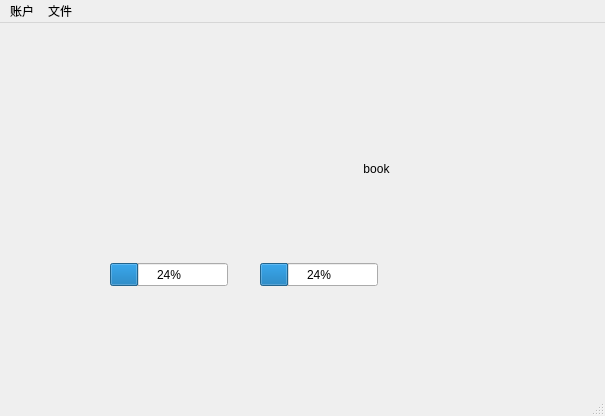
Qt form code/MacReader/mainwindow.ui (ZhouShaoLong/MacReader) before a commit.
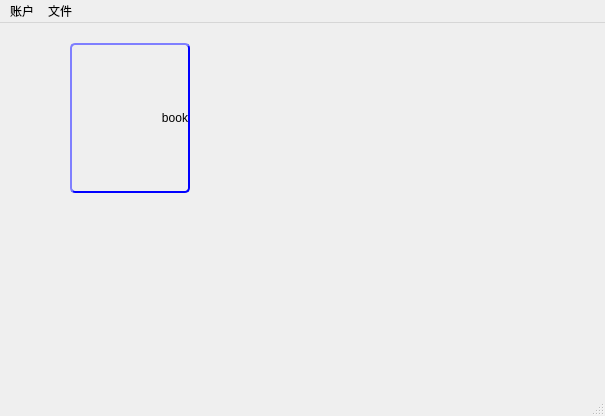
The same form after that commit. Icons and pictures are not drawn.

Patch:
```diff
--- a/code/MacReader/mainwindow.ui
+++ b/code/MacReader/mainwindow.ui
@@ -13,52 +13,48 @@
   <property name="windowTitle">
    <string>MainWindow</string>
   </property>
+  <property name="styleSheet">
+   <string notr="true">MainWindow{
+	border-image:url(:/image/book/Bookshelf.png)
+}</string>
+  </property>
   <widget class="QWidget" name="centralWidget">
    <widget class="QPushButton" name="book1">
     <property name="geometry">
      <rect>
-      <x>320</x>
-      <y>130</y>
-      <width>113</width>
-      <height>32</height>
+      <x>70</x>
+      <y>20</y>
+      <width>120</width>
+      <height>150</height>
      </rect>
     </property>
+    <property name="minimumSize">
+     <size>
+      <width>120</width>
+      <height>150</height>
+     </size>
+    </property>
+    <property name="maximumSize">
+     <size>
+      <width>120</width>
+      <height>150</height>
+     </size>
+    </property>
     <property name="styleSheet">
      <string notr="true">QPushButton {
-        background-image:url(:/image/icon/book.jpg);
-        border: 0px;
+	border-image:url(:/image/book/fm2.png);
+	border-style: outset;
+	border-width:2px;
+	border-color: blue;
+	border-radius:5px;
+	text-align : right;
+	text-top:20px;
 }</string>
     </property>
     <property name="text">
      <string>book</string>
     </property>
    </widget>
-   <widget class="QProgressBar" name="m_pUploadBar">
-    <property name="geometry">
-     <rect>
-      <x>110</x>
-      <y>240</y>
-      <width>118</width>
-      <height>23</height>
-     </rect>
-    </property>
-    <property name="value">
-     <number>24</number>
-    </property>
-   </widget>
-   <widget class="QProgressBar" name="m_pDownloadBar">
-    <property name="geometry">
-     <rect>
-      <x>260</x>
-      <y>240</y>
-      <width>118</width>
-      <height>23</height>
-     </rect>
-    </property>
-    <property name="value">
-     <number>24</number>
-    </property>
-   </widget>
   </widget>
   <widget class="QMenuBar" name="menuBar">
    <property name="geometry">
```
